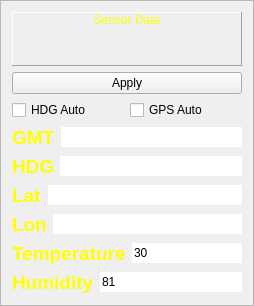
MiftahSalam/RadarCoastal, file RadarCoastal/frameosd.ui: the form before one commit.
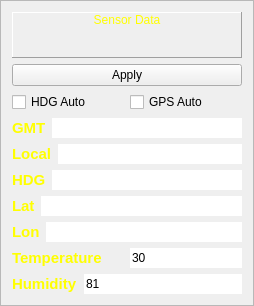
The form after the commit.

The edit to the form file:
```diff
--- a/RadarCoastal/frameosd.ui
+++ b/RadarCoastal/frameosd.ui
@@ -103,8 +103,7 @@
        </property>
        <property name="font">
         <font>
-         <pointsize>14</pointsize>
-         <weight>75</weight>
+         <pointsize>11</pointsize>
          <bold>true</bold>
         </font>
        </property>
@@ -155,6 +154,69 @@
      </item>
     </layout>
    </item>
+   <item>
+    <layout class="QHBoxLayout" name="horizontalLayout_10">
+     <item>
+      <widget class="QLabel" name="label_22">
+       <property name="maximumSize">
+        <size>
+         <width>45</width>
+         <height>16777215</height>
+        </size>
+       </property>
+       <property name="font">
+        <font>
+         <pointsize>11</pointsize>
+         <bold>true</bold>
+        </font>
+       </property>
+       <property name="styleSheet">
+        <string notr="true">color: rgb(255, 255, 0);</string>
+       </property>
+       <property name="frameShape">
+        <enum>QFrame::NoFrame</enum>
+       </property>
+       <property name="text">
+        <string>Local</string>
+       </property>
+       <property name="textFormat">
+        <enum>Qt::PlainText</enum>
+       </property>
+       <property name="scaledContents">
+        <bool>true</bool>
+       </property>
+       <property name="wordWrap">
+        <bool>true</bool>
+       </property>
+       <property name="indent">
+        <number>0</number>
+       </property>
+      </widget>
+     </item>
+     <item>
+      <widget class="QLineEdit" name="lineEditLocal">
+       <property name="minimumSize">
+        <size>
+         <width>138</width>
+         <height>0</height>
+        </size>
+       </property>
+       <property name="maxLength">
+        <number>10</number>
+       </property>
+       <property name="frame">
+        <bool>false</bool>
+       </property>
+       <property name="alignment">
+        <set>Qt::AlignLeading|Qt::AlignLeft|Qt::AlignVCenter</set>
+       </property>
+       <property name="readOnly">
+        <bool>true</bool>
+       </property>
+      </widget>
+     </item>
+    </layout>
+   </item>
    <item>
     <layout class="QHBoxLayout" name="horizontalLayout">
      <item>
@@ -179,8 +241,7 @@
        </property>
        <property name="font">
         <font>
-         <pointsize>14</pointsize>
-         <weight>75</weight>
+         <pointsize>11</pointsize>
          <bold>true</bold>
         </font>
        </property>
@@ -240,8 +301,7 @@
        </property>
        <property name="font">
         <font>
-         <pointsize>14</pointsize>
-         <weight>75</weight>
+         <pointsize>11</pointsize>
          <bold>true</bold>
         </font>
        </property>
@@ -301,8 +361,7 @@
        </property>
        <property name="font">
         <font>
-         <pointsize>14</pointsize>
-         <weight>75</weight>
+         <pointsize>11</pointsize>
          <bold>true</bold>
         </font>
        </property>
@@ -368,8 +427,7 @@
        </property>
        <property name="font">
         <font>
-         <pointsize>14</pointsize>
-         <weight>75</weight>
+         <pointsize>11</pointsize>
          <bold>true</bold>
         </font>
        </property>
@@ -435,8 +493,7 @@
        </property>
        <property name="font">
         <font>
-         <pointsize>14</pointsize>
-         <weight>75</weight>
+         <pointsize>11</pointsize>
          <bold>true</bold>
         </font>
        </property>
```
